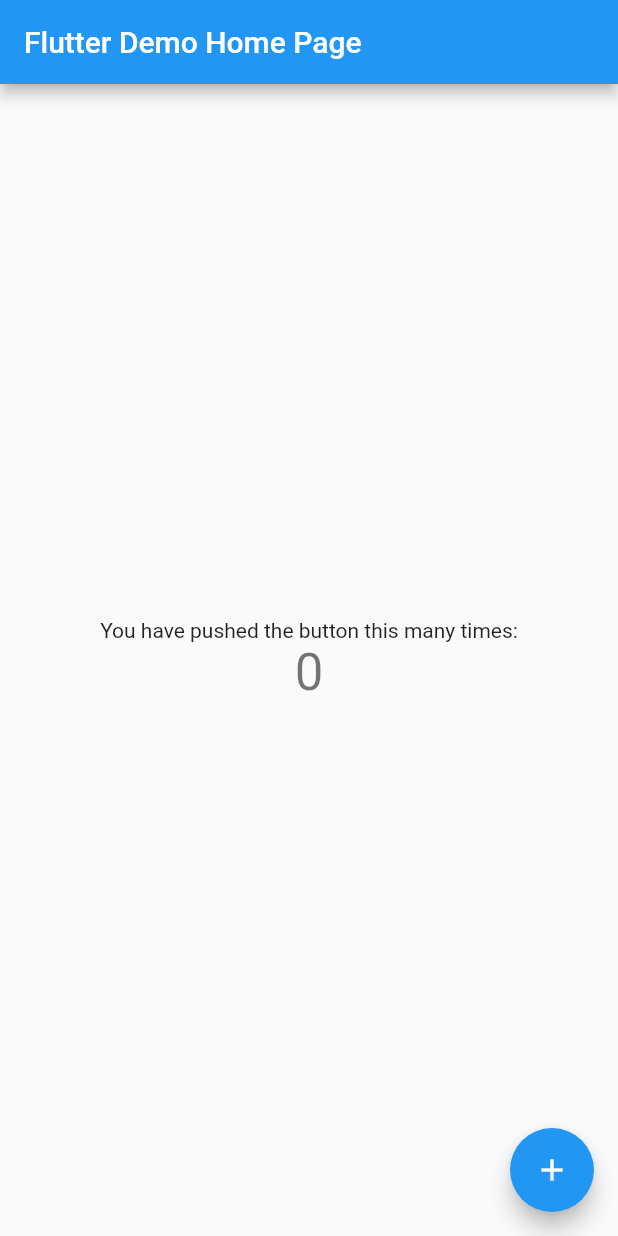
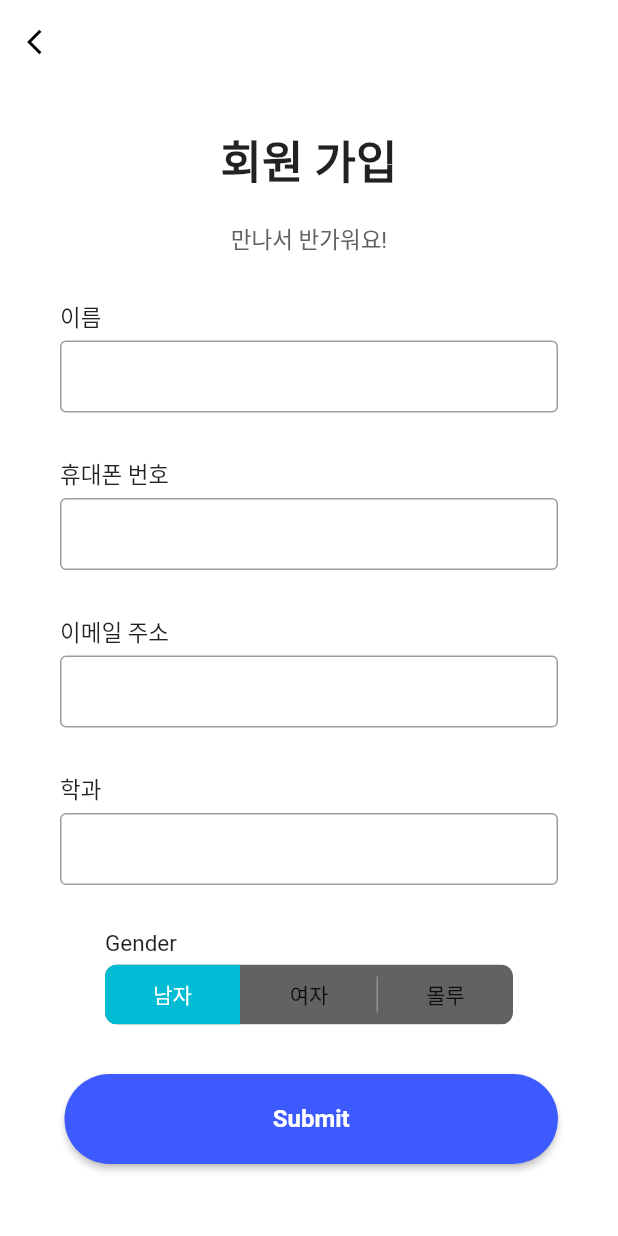
Before and after one commit to delibae/skku_tinder_flutter, a Flutter app: the screen it shows after launch, on a phone screen of 412 x 824 dp. Run offline on Flutter 3.47's test engine with Material 2 defaults, Android fonts, the phone set to English and light mode, and no system bars; drawn by our look-alikes of toggle_switch.

Commit message:
라우터 구성 및 회원가입 양식 대략

```diff
--- a/skku_tinder_flutter/lib/main.dart
+++ b/skku_tinder_flutter/lib/main.dart
@@ -1,4 +1,5 @@
 import 'package:flutter/material.dart';
+import 'package:skku_tinder_flutter/routes.dart';
 
 void main() {
   runApp(const MyApp());
@@ -11,105 +12,11 @@
   @override
   Widget build(BuildContext context) {
     return MaterialApp(
-      title: 'Flutter Demo',
+      title: 'Flutter Project',
       theme: ThemeData(
-        // This is the theme of your application.
-        //
-        // Try running your application with "flutter run". You'll see the
-        // application has a blue toolbar. Then, without quitting the app, try
-        // changing the primarySwatch below to Colors.green and then invoke
-        // "hot reload" (press "r" in the console where you ran "flutter run",
-        // or simply save your changes to "hot reload" in a Flutter IDE).
-        // Notice that the counter didn't reset back to zero; the application
-        // is not restarted.
-        primarySwatch: Colors.blue,
+        primarySwatch: Colors.blueGrey,
       ),
-      home: const MyHomePage(title: 'Flutter Demo Home Page'),
+      routes: routes,
     );
   }
 }
-
-class MyHomePage extends StatefulWidget {
-  const MyHomePage({Key? key, required this.title}) : super(key: key);
-
-  // This widget is the home page of your application. It is stateful, meaning
-  // that it has a State object (defined below) that contains fields that affect
-  // how it looks.
-
-  // This class is the configuration for the state. It holds the values (in this
-  // case the title) provided by the parent (in this case the App widget) and
-  // used by the build method of the State. Fields in a Widget subclass are
-  // always marked "final".
-
-  final String title;
-
-  @override
-  State<MyHomePage> createState() => _MyHomePageState();
-}
-
-class _MyHomePageState extends State<MyHomePage> {
-  int _counter = 0;
-
-  void _incrementCounter() {
-    setState(() {
-      // This call to setState tells the Flutter framework that something has
-      // changed in this State, which causes it to rerun the build method below
-      // so that the display can reflect the updated values. If we changed
-      // _counter without calling setState(), then the build method would not be
-      // called again, and so nothing would appear to happen.
-      _counter++;
-    });
-  }
-
-  @override
-  Widget build(BuildContext context) {
-    // This method is rerun every time setState is called, for instance as done
-    // by the _incrementCounter method above.
-    //
-    // The Flutter framework has been optimized to make rerunning build methods
-    // fast, so that you can just rebuild anything that needs updating rather
-    // than having to individually change instances of widgets.
-    return Scaffold(
-      appBar: AppBar(
-        // Here we take the value from the MyHomePage object that was created by
-        // the App.build method, and use it to set our appbar title.
-        title: Text(widget.title),
-      ),
-      body: Center(
-        // Center is a layout widget. It takes a single child and positions it
-        // in the middle of the parent.
-        child: Column(
-          // Column is also a layout widget. It takes a list of children and
-          // arranges them vertically. By default, it sizes itself to fit its
-          // children horizontally, and tries to be as tall as its parent.
-          //
-          // Invoke "debug painting" (press "p" in the console, choose the
-          // "Toggle Debug Paint" action from the Flutter Inspector in Android
-          // Studio, or the "Toggle Debug Paint" command in Visual Studio Code)
-          // to see the wireframe for each widget.
-          //
-          // Column has various properties to control how it sizes itself and
-          // how it positions its children. Here we use mainAxisAlignment to
-          // center the children vertically; the main axis here is the vertical
-          // axis because Columns are vertical (the cross axis would be
-          // horizontal).
-          mainAxisAlignment: MainAxisAlignment.center,
-          children: <Widget>[
-            const Text(
-              'You have pushed the button this many times:',
-            ),
-            Text(
-              '$_counter',
-              style: Theme.of(context).textTheme.headline4,
-            ),
-          ],
-        ),
-      ),
-      floatingActionButton: FloatingActionButton(
-        onPressed: _incrementCounter,
-        tooltip: 'Increment',
-        child: const Icon(Icons.add),
-      ), // This trailing comma makes auto-formatting nicer for build methods.
-    );
-  }
-}
--- /dev/null
+++ b/skku_tinder_flutter/lib/pages/first.dart
@@ -0,0 +1,184 @@
+import 'package:flutter/material.dart';
+import 'package:toggle_switch/toggle_switch.dart';
+//https://pub.dev/packages/toggle_switch
+
+class LoginPage extends StatelessWidget {
+  @override
+  Widget build(BuildContext context) {
+    return Scaffold(
+      resizeToAvoidBottomInset: false,
+      backgroundColor: Colors.white,
+      appBar: AppBar(
+        elevation: 0,
+        brightness: Brightness.light,
+        backgroundColor: Colors.white,
+        leading: IconButton(
+            onPressed: () {
+              Navigator.pop(context);
+            },
+            icon: Icon(
+              Icons.arrow_back_ios,
+              size: 20,
+              color: Colors.black,
+            )),
+      ),
+      body: Container(
+        height: MediaQuery.of(context).size.height,
+        width: double.infinity,
+        child: Column(
+          mainAxisAlignment: MainAxisAlignment.spaceEvenly,
+          children: [
+            Column(
+              children: [
+                Column(
+                  children: [
+                    Text(
+                      "회원 가입",
+                      style: TextStyle(
+                        fontSize: 30,
+                        fontWeight: FontWeight.bold,
+                      ),
+                    ),
+                    SizedBox(
+                      height: 20,
+                    ),
+                    Text(
+                      "만나서 반가워요!",
+                      style: TextStyle(
+                        fontSize: 15,
+                        color: Colors.grey[700],
+                      ),
+                    ),
+                    SizedBox(
+                      height: 30,
+                    )
+                  ],
+                ),
+                Padding(
+                  padding: EdgeInsets.symmetric(horizontal: 40),
+                  child: Column(
+                    children: [
+                      makeInput(label: "이름", obsureText: true),
+                      makeInput(label: "휴대폰 번호", obsureText: true),
+                      makeInput(label: "이메일 주소", obsureText: true),
+                      makeInput(label: "학과", obsureText: true),
+                      makeButton(label: "Gender", obsureText: true),
+                    ],
+                  ),
+                ),
+                Padding(
+                  padding: EdgeInsets.symmetric(horizontal: 40),
+                  child: Container(
+                    padding: EdgeInsets.only(top: 3, left: 3),
+                    // decoration: BoxDecoration(
+                    //     borderRadius: BorderRadius.circular(40),
+                    //     border: Border(
+                    //         bottom: BorderSide(color: Colors.black),
+                    //         top: BorderSide(color: Colors.black),
+                    //         right: BorderSide(color: Colors.black),
+                    //         left: BorderSide(color: Colors.black))),
+                    child: MaterialButton(
+                      minWidth: double.infinity,
+                      height: 60,
+                      onPressed: () {},
+                      color: Colors.indigoAccent[400],
+                      shape: RoundedRectangleBorder(
+                          borderRadius: BorderRadius.circular(40)),
+                      child: Text(
+                        "Submit",
+                        style: TextStyle(
+                            fontWeight: FontWeight.w600,
+                            fontSize: 16,
+                            color: Colors.white),
+                      ),
+                    ),
+                  ),
+                ),
+                SizedBox(
+                  height: 20,
+                ),
+                // Row(
+                //   mainAxisAlignment: MainAxisAlignment.center,
+                //   children: [
+                //     Text("Dont have an account?"),
+                //     Text(
+                //       "Sign Up",
+                //       style:
+                //           TextStyle(fontWeight: FontWeight.w600, fontSize: 18),
+                //     ),
+                //   ],
+                // )
+              ],
+            ),
+          ],
+        ),
+      ),
+    );
+  }
+}
+
+Widget makeInput({label, obsureText = false}) {
+  return Column(
+    crossAxisAlignment: CrossAxisAlignment.start,
+    children: [
+      Text(
+        label,
+        style: TextStyle(
+            fontSize: 15, fontWeight: FontWeight.w400, color: Colors.black87),
+      ),
+      SizedBox(
+        height: 5,
+      ),
+      TextField(
+        obscureText: obsureText,
+        decoration: InputDecoration(
+          contentPadding: EdgeInsets.symmetric(vertical: 0, horizontal: 10),
+          enabledBorder: OutlineInputBorder(
+            borderSide: BorderSide(
+              color: Colors.grey,
+            ),
+          ),
+          border:
+              OutlineInputBorder(borderSide: BorderSide(color: Colors.grey)),
+        ),
+      ),
+      SizedBox(
+        height: 30,
+      )
+    ],
+  );
+}
+
+Widget makeButton({label, obsureText = false}) {
+  return Column(
+    crossAxisAlignment: CrossAxisAlignment.start,
+    children: [
+      Text(
+        label,
+        style: TextStyle(
+            fontSize: 15, fontWeight: FontWeight.w400, color: Colors.black87),
+      ),
+      SizedBox(
+        height: 5,
+      ),
+      ToggleSwitch(
+        initialLabelIndex: 0,
+        totalSwitches: 3,
+        minWidth: 90,
+        activeBgColors: [
+          [Colors.cyan],
+          [Colors.redAccent],
+          [Colors.blue]
+        ],
+        activeFgColor: Colors.white,
+        labels: ['남자', '여자', '몰루'],
+        onToggle: (index) {
+          print('switched to: $index');
+        },
+      ),
+      SizedBox(
+        height: 30,
+      )
+    ],
+  );
+}
--- /dev/null
+++ b/skku_tinder_flutter/lib/pages/second.dart
@@ -0,0 +1,10 @@
+import 'package:flutter/material.dart';
+
+class SecondPage extends StatelessWidget {
+  @override
+  Widget build(BuildContext context) {
+    return Scaffold(
+      appBar: AppBar(title: Text('Second Page')),
+    );
+  }
+}
--- /dev/null
+++ b/skku_tinder_flutter/lib/routes.dart
@@ -0,0 +1,10 @@
+import 'package:flutter/material.dart';
+
+import 'package:skku_tinder_flutter/pages/first.dart';
+import 'package:skku_tinder_flutter/pages/second.dart';
+
+final routes = {
+  '/': (BuildContext context) => LoginPage(),
+  '/first': (BuildContext context) => LoginPage(),
+  '/second': (BuildContext context) => SecondPage(),
+};
--- a/skku_tinder_flutter/pubspec.yaml
+++ b/skku_tinder_flutter/pubspec.yaml
@@ -29,7 +29,7 @@
 dependencies:
   flutter:
     sdk: flutter
-
+  toggle_switch: ^2.0.1
 
   # The following adds the Cupertino Icons font to your application.
   # Use with the CupertinoIcons class for iOS style icons.
```
Also changed, not shown: skku_tinder_flutter/pubspec.lock.
